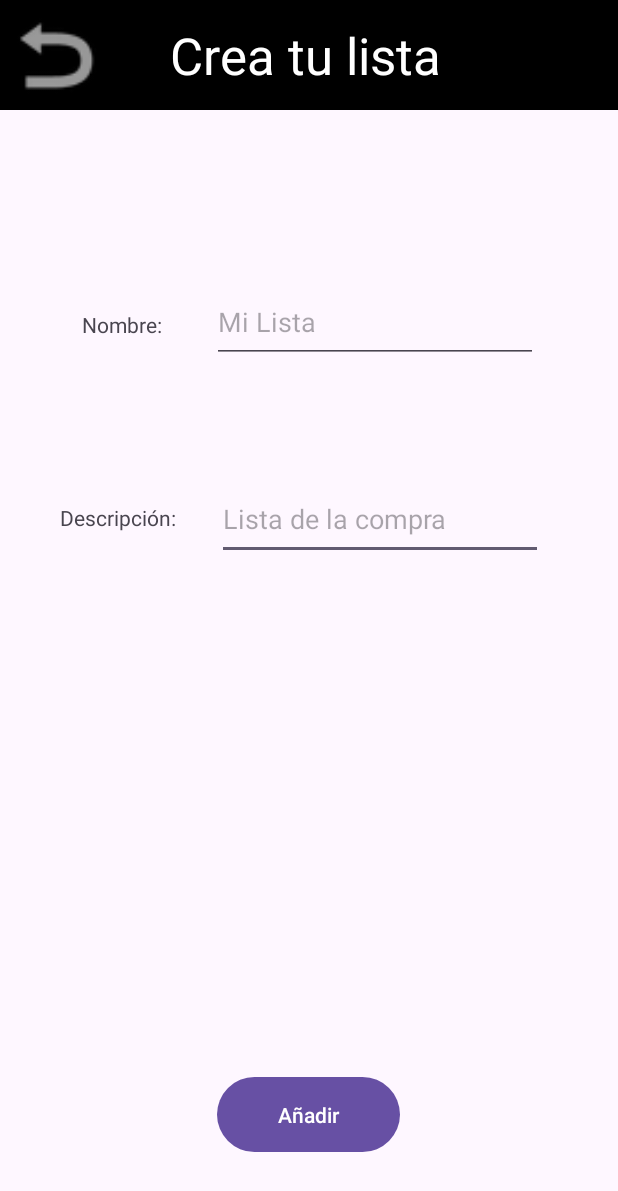
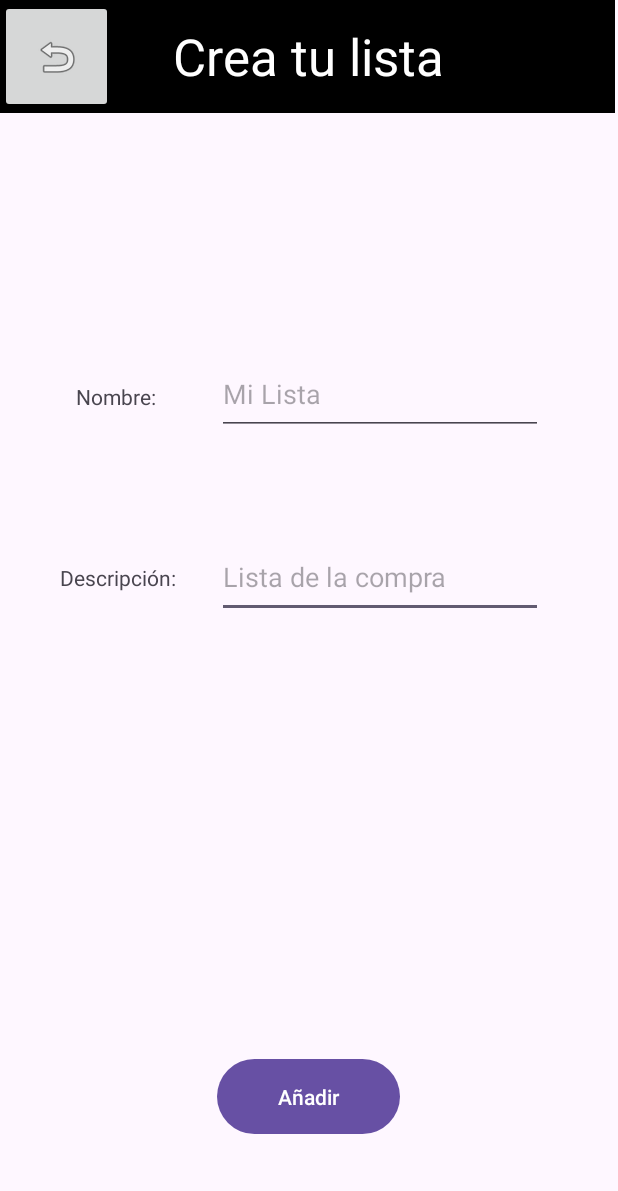
Before and after one commit to DavidSuarezRincon/SuperList, an Android app: the screen it shows after launch (AniadirListaActivity), after a tap on an icon or button, on a phone screen of 412 x 824 dp. Shown: the top 1191 px of the screen. Run offline under Robolectric (Android 15) with nearby library versions, the phone set to English and light mode, and no system bars.

Commit message:
Cambios aniadirLista

```diff
--- a/app/build.gradle.kts
+++ b/app/build.gradle.kts
@@ -43,6 +43,7 @@ dependencies {
     implementation("androidx.annotation:annotation:1.7.0")
     implementation("androidx.lifecycle:lifecycle-livedata-ktx:2.7.0-alpha02")
     implementation("androidx.lifecycle:lifecycle-viewmodel-ktx:2.7.0-alpha02")
+    implementation("androidx.compose.ui:ui-graphics-android:1.5.4")
     testImplementation("junit:junit:4.13.2")
     androidTestImplementation("androidx.test.ext:junit:1.2.0-alpha01")
     androidTestImplementation("androidx.test.espresso:espresso-core:3.6.0-alpha01")
--- a/app/src/main/java/com/david/superlist/AdaptadorLista.java
+++ b/app/src/main/java/com/david/superlist/AdaptadorLista.java
@@ -37,7 +37,7 @@ public class AdaptadorLista extends RecyclerView.Adapter<AdaptadorLista.Titulare
         }
 
         public void bindTitular(Lista l) {
-            iconImagen.setColorFilter(Color.parseColor(l.getColor()), PorterDuff.Mode.SRC_IN);
+            iconImagen.setColorFilter(l.getColor(), PorterDuff.Mode.SRC_IN);
 
             txtTitulo.setText(l.getTitulo());
             txtSubtitulo.setText(l.getDescripcion());
--- a/app/src/main/java/com/david/superlist/AniadirListaActivity.java
+++ b/app/src/main/java/com/david/superlist/AniadirListaActivity.java
@@ -3,12 +3,47 @@ package com.david.superlist;
 import androidx.appcompat.app.AppCompatActivity;
 
 import android.os.Bundle;
+import android.text.TextUtils;
+import android.widget.Button;
+import android.widget.ImageButton;
+import android.widget.TextView;
+
+import java.util.ArrayList;
 
 public class AniadirListaActivity extends AppCompatActivity {
+
+    TextView nombre;
+    TextView descripcion;
+    Button botonAniadir;
+    ImageButton botonVolver;
+
+    Class<?> claseMain;
 
     @Override
     protected void onCreate(Bundle savedInstanceState) {
         super.onCreate(savedInstanceState);
         setContentView(R.layout.activity_aniadirlista);
+
+        claseMain = (Class<?>) getIntent().getClass();
+
+        botonVolver = findViewById(R.id.BotonVolverAniadirLista);
+        botonVolver.setOnClickListener(v -> {
+            finish();
+        });
+        nombre = findViewById(R.id.editTextNombreLista);
+        descripcion = findViewById(R.id.editTextDescripcionLista);
+
+        botonAniadir = findViewById(R.id.botonAniadirListaActivity);
+        botonAniadir.setOnClickListener(View -> {
+
+            String elNombre = nombre.getText().toString();
+            String laDescripcion = descripcion.getText().toString();
+
+            if (!TextUtils.isEmpty(elNombre.trim()) && !TextUtils.isEmpty(laDescripcion.trim())) {
+                finish();
+            }
+
+
+        });
     }
 }
--- a/app/src/main/java/com/david/superlist/Lista.java
+++ b/app/src/main/java/com/david/superlist/Lista.java
@@ -2,19 +2,19 @@ package com.david.superlist;
 
 public class Lista {
 
-    public String color;
+    public int color;
     private String titulo;
     private String descripcion;
     private String fecha;
 
-    public Lista(String color, String titulo, String descripcion, String fecha) {
+    public Lista(int color, String titulo, String descripcion, String fecha) {
         this.color = color;
         this.titulo = titulo;
         this.descripcion = descripcion;
         this.fecha = fecha;
     }
 
-    public String getColor() {
+    public int getColor() {
         return color;
     }
 
@@ -41,7 +41,7 @@ public class Lista {
     public void setFecha(String fecha) {
         this.fecha = fecha;
     }
-    public void setColor(String color) {
+    public void setColor(int color) {
         this.color = color;
     }
 }
--- a/app/src/main/java/com/david/superlist/MainActivity.java
+++ b/app/src/main/java/com/david/superlist/MainActivity.java
@@ -1,19 +1,21 @@
 package com.david.superlist;
 
 import android.content.Intent;
+import android.graphics.Color;
 import android.os.Bundle;
 import android.util.Log;
 import android.view.View;
 import android.widget.Button;
 
 import androidx.appcompat.app.AppCompatActivity;
-import androidx.cardview.widget.CardView;
 import androidx.recyclerview.widget.LinearLayoutManager;
 import androidx.recyclerview.widget.RecyclerView;
 
 import com.google.android.material.floatingactionbutton.FloatingActionButton;
 
 import java.util.ArrayList;
+import java.util.Calendar;
+import java.util.Random;
 
 public class MainActivity extends AppCompatActivity {
 
@@ -33,29 +35,25 @@ public class MainActivity extends AppCompatActivity {
         setContentView(R.layout.activity_main);
 
         boton = findViewById(R.id.botonIr);
-
         boton.setOnClickListener(view -> startActivity(new Intent(this, LoginActivity.class)));
 
+        btnAniadirLista = findViewById(R.id.btnAniadirLista);
+        btnAniadirLista.setOnClickListener(view -> {
+
+            Intent intent = new Intent(this,AniadirListaActivity.class);
+            intent.putExtra("MainActivity",this.getClass());
+
+            startActivity(intent);
+
+        });
         iniciar();
-
         adaptador.setOnClickListener(new View.OnClickListener() {
-
             @Override
             public void onClick(View v) {
                 Log.i("DemoRecView", "Pulsado el elemento ");
             }
 
         });
-
-
-        btnAniadirLista = findViewById(R.id.btnAniadirLista);
-        btnAniadirLista.setOnClickListener( view ->{
-
-            startActivity(new Intent(this,AniadirListaActivity.class));
-
-
-        });
-
     }
 
     private void iniciar() {
@@ -63,11 +61,11 @@ public class MainActivity extends AppCompatActivity {
         posicionLista = 1;
 
         datosLista = new ArrayList<>();
-        datosLista.add(new Lista("#775447", "Lista de la compra " + posicionLista, "Esto es una descripción", "27/10/2023"));
-        datosLista.add(new Lista("#607d8b", "Lista de deseos " + posicionLista, "Para los reyes", "3/12/2023"));
-        datosLista.add(new Lista("#765451", "Pasos a seguir " + posicionLista, "Esto es una descripción", "27/10/2024"));
-        datosLista.add(new Lista("#7b5b42", "No se que poner " + posicionLista, "Alo alo", "27/11/2023"));
-        datosLista.add(new Lista("#7b5b45", "Lista de shitler " + posicionLista, "Pelicula", "28/10/2023"));
+        datosLista.add(new Lista(4, "Lista de la compra " + posicionLista, "Esto es una descripción", "27/10/2023"));
+        datosLista.add(new Lista(3, "Lista de deseos " + posicionLista, "Para los reyes", "3/12/2023"));
+        datosLista.add(new Lista(2, "Pasos a seguir " + posicionLista, "Esto es una descripción", "27/10/2024"));
+        datosLista.add(new Lista(1, "No se que poner " + posicionLista, "Alo alo", "27/11/2023"));
+        datosLista.add(new Lista(1, "Lista de shitler " + posicionLista, "Pelicula", "28/10/2023"));
 
         adaptador = new AdaptadorLista(datosLista, this.getApplicationContext());
 
@@ -78,5 +76,16 @@ public class MainActivity extends AppCompatActivity {
 
     }
 
-    ;
+    private void aniadirLista(String nombre, String Descripcion) {
+        Random rand = new Random();
+        Calendar calendario = Calendar.getInstance();
+
+        datosLista.add(new Lista(colorRandom(), nombre, Descripcion, calendario.getTime().toString()));
+        adaptador.notifyDataSetChanged();
+    }
+
+    public int colorRandom() {
+        Random random = new Random();
+        return Color.argb(255, random.nextInt(256), random.nextInt(256), random.nextInt(256));
+    }
 }
--- a/app/src/main/res/layout/activity_aniadirlista.xml
+++ b/app/src/main/res/layout/activity_aniadirlista.xml
@@ -5,6 +5,20 @@
     android:layout_width="match_parent"
     android:layout_height="match_parent"
     tools:context=".AniadirListaActivity">
+
+    <TextView
+        android:id="@+id/textoDescripcionAniadirLista"
+        android:layout_width="85dp"
+        android:layout_height="56dp"
+        android:layout_marginStart="36dp"
+        android:layout_marginTop="64dp"
+        android:layout_weight="1"
+        android:gravity="center"
+        android:text="@string/textoDescripcionAniadirLista"
+        app:layout_constraintBottom_toTopOf="@+id/botonAniadirListaActivity"
+        app:layout_constraintStart_toStartOf="parent"
+        app:layout_constraintTop_toBottomOf="@+id/textoNombreLista"
+        app:layout_constraintVertical_bias="0.0" />
 
     <EditText
         android:id="@+id/editTextDescripcionLista"
@@ -20,53 +34,39 @@
         app:layout_constraintHorizontal_bias="0.315"
         app:layout_constraintStart_toEndOf="@+id/textoDescripcionAniadirLista"
         app:layout_constraintTop_toBottomOf="@+id/editTextNombreLista"
-        app:layout_constraintVertical_bias="0.027" />
-
-    <TextView
-        android:id="@+id/textoNombreLista"
-        android:layout_width="89dp"
-        android:layout_height="57dp"
-        android:layout_marginStart="36dp"
-        android:layout_marginTop="188dp"
-        android:gravity="center"
-        android:text="@string/textoNombreAniadirLista"
-        app:layout_constraintStart_toStartOf="parent"
-        app:layout_constraintTop_toTopOf="parent" />
-
-    <TextView
-        android:id="@+id/textoDescripcionAniadirLista"
-        android:layout_width="85dp"
-        android:layout_height="56dp"
-        android:layout_marginStart="36dp"
-        android:layout_marginTop="64dp"
-        android:layout_weight="1"
-        android:gravity="center"
-        android:text="@string/textoDescripcionAniadirLista"
-        app:layout_constraintBottom_toTopOf="@+id/botonAniadirListaActivity"
-        app:layout_constraintStart_toStartOf="parent"
-        app:layout_constraintTop_toBottomOf="@+id/textoNombreLista"
-        app:layout_constraintVertical_bias="0.023" />
+        app:layout_constraintVertical_bias="0.0" />
 
     <EditText
         android:id="@+id/editTextNombreLista"
         android:layout_width="217dp"
         android:layout_height="54dp"
         android:layout_marginStart="8dp"
-        android:layout_marginTop="188dp"
+        android:layout_marginTop="236dp"
         android:layout_weight="1"
         android:ems="10"
         android:hint="@string/textoHintNombreAniadirLista"
         android:inputType="text"
         app:layout_constraintEnd_toEndOf="parent"
-        app:layout_constraintHorizontal_bias="0.131"
+        app:layout_constraintHorizontal_bias="0.23"
         app:layout_constraintStart_toEndOf="@+id/textoNombreLista"
+        app:layout_constraintTop_toTopOf="parent" />
+
+    <TextView
+        android:id="@+id/textoNombreLista"
+        android:layout_width="89dp"
+        android:layout_height="57dp"
+        android:layout_marginStart="32dp"
+        android:layout_marginTop="236dp"
+        android:gravity="center"
+        android:text="@string/textoNombreAniadirLista"
+        app:layout_constraintStart_toStartOf="parent"
         app:layout_constraintTop_toTopOf="parent" />
 
     <Button
         android:id="@+id/botonAniadirListaActivity"
         android:layout_width="122dp"
         android:layout_height="58dp"
-        android:layout_marginBottom="52dp"
+        android:layout_marginBottom="64dp"
         android:text="@string/textoBotonAniadirLista"
         app:layout_constraintBottom_toBottomOf="parent"
         app:layout_constraintEnd_toEndOf="parent"
@@ -74,23 +74,23 @@
         app:layout_constraintStart_toStartOf="parent" />
 
     <LinearLayout
-        android:layout_width="0dp"
-        android:layout_height="73dp"
+        android:layout_width="410dp"
+        android:layout_height="75dp"
         android:background="#000000"
         android:orientation="horizontal"
         app:layout_constraintStart_toStartOf="parent"
         app:layout_constraintTop_toTopOf="parent">
 
-        <ImageView
-            android:id="@+id/imageView"
-            android:layout_width="match_parent"
-            android:layout_height="match_parent"
+        <ImageButton
+            android:id="@+id/BotonVolverAniadirLista"
+            android:layout_width="150dp"
+            android:layout_height="75dp"
             android:layout_weight="1"
             app:srcCompat="@android:drawable/ic_menu_revert" />
 
         <TextView
             android:id="@+id/textoTituloAniadirLista"
-            android:layout_width="677dp"
+            android:layout_width="match_parent"
             android:layout_height="match_parent"
             android:layout_weight="1"
             android:gravity="center_vertical"
@@ -98,6 +98,7 @@
             android:text="@string/textoTituloAniadirLista"
             android:textColor="#FFFFFF"
             android:textSize="34sp" />
+
     </LinearLayout>
 
 </androidx.constraintlayout.widget.ConstraintLayout>
--- a/app/src/main/res/layout/activity_main.xml
+++ b/app/src/main/res/layout/activity_main.xml
@@ -58,12 +58,16 @@
         app:layout_constraintStart_toStartOf="parent"
         app:layout_constraintTop_toTopOf="parent"
         app:layout_constraintVertical_bias="0.963" />
+
     <androidx.recyclerview.widget.RecyclerView
-            android:layout_width="0dp"
-            android:layout_height="0dp"
-            app:layout_constraintStart_toStartOf="parent" app:layout_constraintTop_toBottomOf="@+id/linearLayout2"
-            app:layout_constraintBottom_toBottomOf="parent" app:layout_constraintEnd_toEndOf="parent"
-            app:layout_constraintHorizontal_bias="0.0" app:layout_constraintVertical_bias="0.0"
-            android:id="@+id/rvLista"/>
+        android:id="@+id/rvLista"
+        android:layout_width="0dp"
+        android:layout_height="0dp"
+        app:layout_constraintBottom_toBottomOf="parent"
+        app:layout_constraintEnd_toEndOf="parent"
+        app:layout_constraintHorizontal_bias="0.0"
+        app:layout_constraintStart_toStartOf="parent"
+        app:layout_constraintTop_toBottomOf="@+id/linearLayout2"
+        app:layout_constraintVertical_bias="0.0" />
 
 </androidx.constraintlayout.widget.ConstraintLayout>
```
